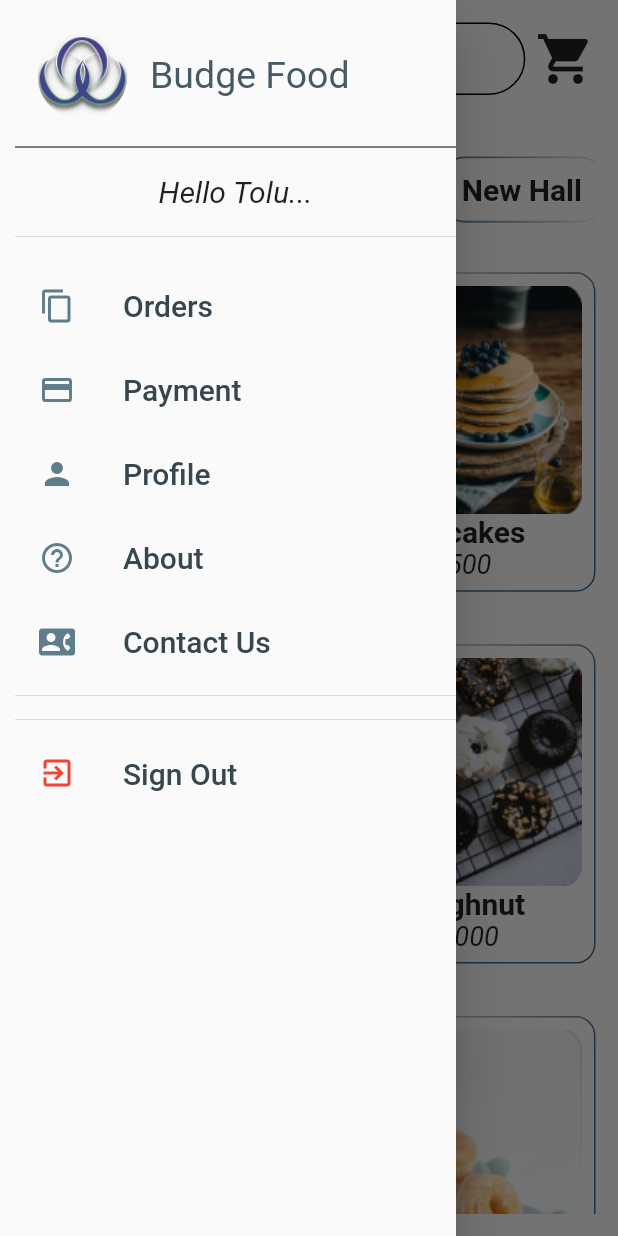
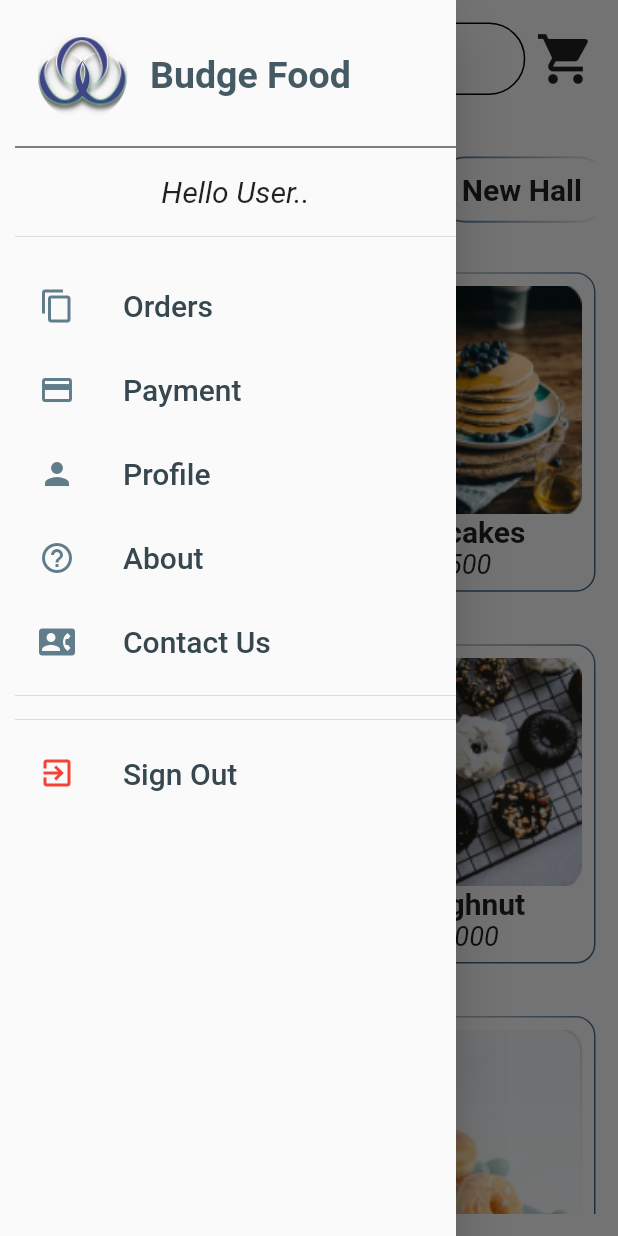
Before and after one commit to blayziken/budge_food, a Flutter app: the HomeScreen screen opened by its route, with the side drawer open, on a phone screen of 412 x 824 dp. Run offline on Flutter 3.47's test engine with Material 2 defaults, Android fonts, the phone set to English and light mode, and no system bars; drawn by our look-alikes of outline_gradient_button; our stand-ins replace gradient_widgets, introduction_screen, lottie, shared_preferences, smooth_star_rating; accounts and stored records are empty.

Commit message:
'hello tolu' to 'hello user'

```diff
--- a/lib/widgets/app_drawer.dart
+++ b/lib/widgets/app_drawer.dart
@@ -30,6 +30,7 @@ class AppDrawer extends StatelessWidget {
                             style: TextStyle(
                               fontSize: 25,
                               color: Colors.blueGrey[700],
+                              fontWeight: FontWeight.bold,
                             ),
                           ),
                         ],
@@ -41,7 +42,7 @@ class AppDrawer extends StatelessWidget {
                     ),
                     SizedBox(height: 10),
                     Text(
-                      'Hello Tolu...',
+                      'Hello User..',
                       style: TextStyle(
                         fontSize: 20,
                         fontStyle: FontStyle.italic,
```
